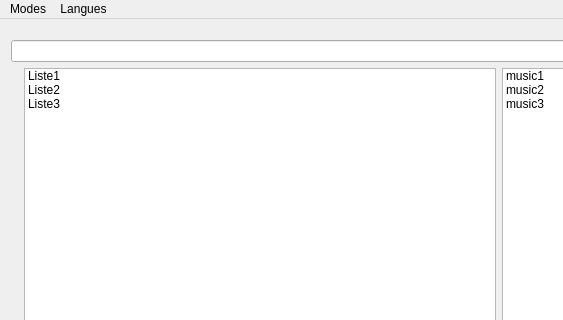
The window that client/mainwindow.ui (CryptoPooki/projet_IHM_2) describes before a commit, drawn with Qt 5; both pictures show x 0 to 563 and y 0 to 320 of the 1005 by 618 pixel window.
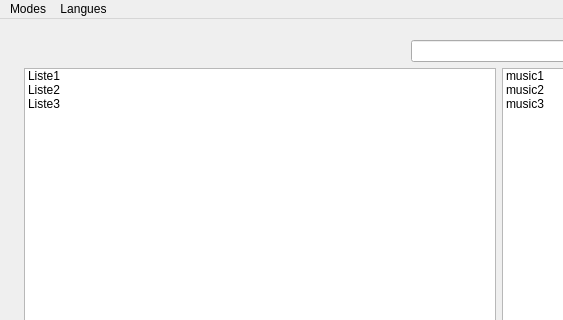
The same window after the commit.

Commit message: Amélioration légère de l'interface

The edit to the form file:
```diff
--- a/client/mainwindow.ui
+++ b/client/mainwindow.ui
@@ -27,7 +27,17 @@
      <item>
       <layout class="QHBoxLayout" name="Infos_connexion">
        <item>
-        <layout class="QVBoxLayout" name="LoadLayout"/>
+        <layout class="QVBoxLayout" name="LoadLayout">
+         <property name="spacing">
+          <number>0</number>
+         </property>
+         <property name="leftMargin">
+          <number>0</number>
+         </property>
+         <property name="rightMargin">
+          <number>400</number>
+         </property>
+        </layout>
        </item>
        <item>
         <widget class="QLineEdit" name="Nom_utilisateur"/>
```
The commit also changes 5 other files.
